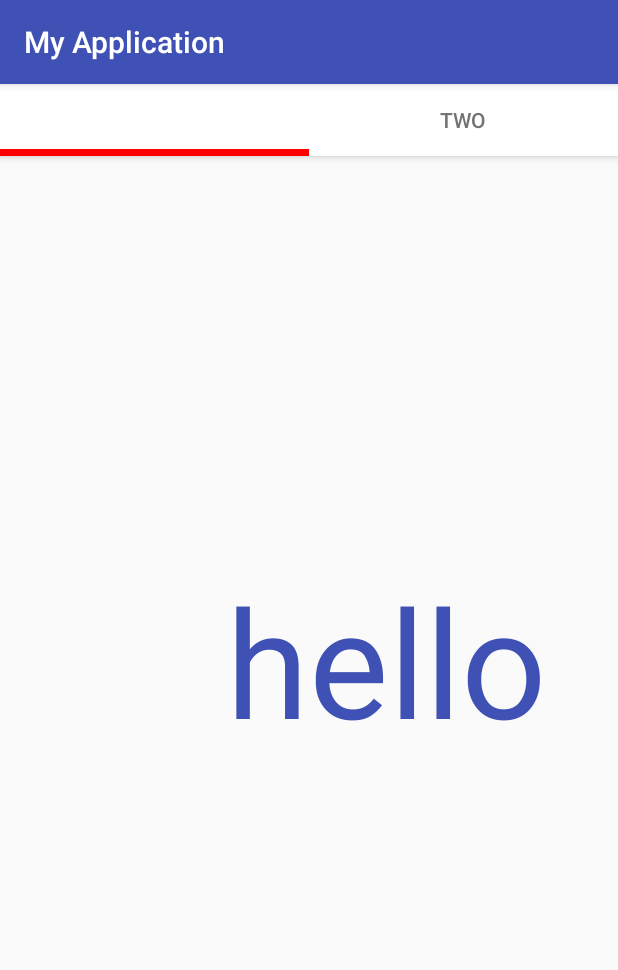
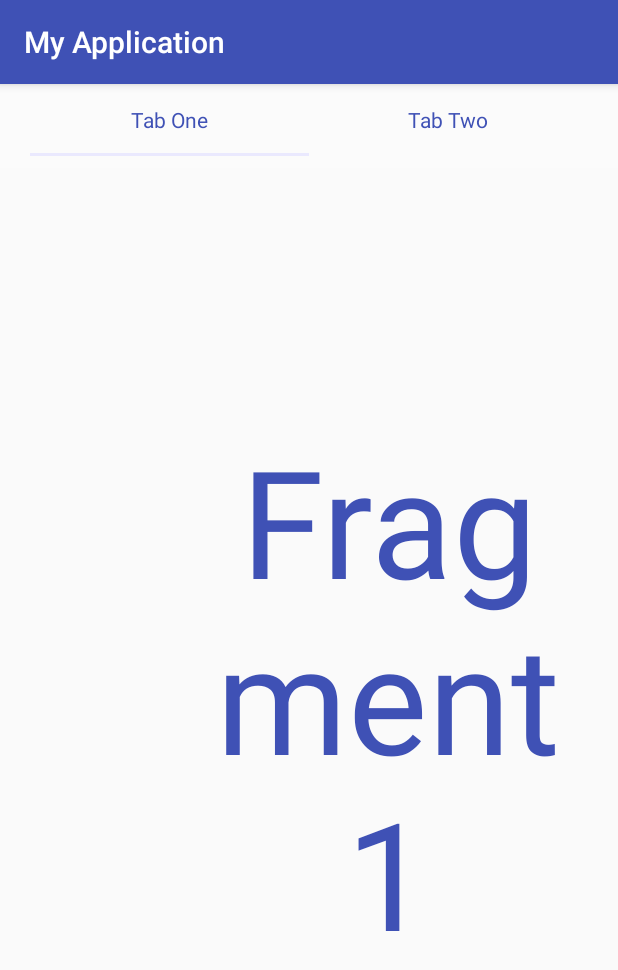
Before and after one commit to hangng/java_project, an Android app: the screen it shows after launch (FragmentMain before the commit, FragmentActivity after it), after a tap on "FRAGMENTS", on a phone screen of 412 x 824 dp. Shown: the top 970 px of the screen. Run offline under Robolectric (Android 15) with nearby library versions, the phone set to English and light mode, and no system bars.

Commit message:
fix - simplify code for opening fragments

```diff
--- a/app/src/main/AndroidManifest.xml
+++ b/app/src/main/AndroidManifest.xml
@@ -91,7 +91,7 @@
         <!-- </provider> -->
         <activity android:name=".MoviesApp" />
         <activity android:name=".UploadImage" />
-        <activity android:name=".FragmentMain" />
+        <activity android:name=".FragmentActivity" />
         <activity android:name=".ExpendableActivity">
             <intent-filter>
                 <action android:name="android.intent.action.VIEW" />
--- /dev/null
+++ b/app/src/main/java/com/example/n3333/myapplication/FragmentActivity.java
@@ -0,0 +1,134 @@
+package com.example.n3333.myapplication;
+
+import android.os.Bundle;
+import android.util.Log;
+import android.widget.TextView;
+
+import androidx.appcompat.app.AppCompatActivity;
+import androidx.appcompat.widget.Toolbar;
+import androidx.fragment.app.Fragment;
+import androidx.fragment.app.FragmentManager;
+import androidx.fragment.app.FragmentTransaction;
+
+import com.google.android.material.tabs.TabLayout;
+
+import fragments.FragmentOne;
+import fragments.FragmentTwo;
+
+public class FragmentActivity extends AppCompatActivity {
+    private TabLayout mTlTab;
+    private TextView  mTvTitle;
+    @Override
+    protected void onCreate(Bundle savedInstanceState) {
+        super.onCreate(savedInstanceState);
+        setContentView(R.layout.acitivity_fragment_main);
+
+        Toolbar toolbar = findViewById(R.id.toolbar);
+        mTvTitle = toolbar.findViewById(R.id.tv_title);
+        initCom();
+    }
+
+    private void initCom() {
+        mTlTab = (TabLayout) findViewById(R.id.tab);
+
+        replaceFragment(R.string.tab_one, FragmentOne.newInstance());
+
+        // Create a new Tab named "First"
+        TabLayout.Tab firstTab = mTlTab.newTab();
+        firstTab.setText(getString(R.string.tab_one)); // set the Text for the first Tab
+        mTlTab.addTab(firstTab); // add  the tab at in the TabLayout
+        // perfo
+
+
+        // Create a new Tab named "First"
+        TabLayout.Tab secTab = mTlTab.newTab();
+        secTab.setText(getString(R.string.tab_two)); // set the Text for the first Tab
+        mTlTab.addTab(secTab); // add  the tab at in the TabLayout
+        // perfo
+
+        mTlTab.setOnTabSelectedListener(mOnTabSelectedListener);
+    }
+
+
+    public void replaceFragment(int tag, Fragment fragment) {
+        FragmentTransaction frTransaction = getSupportFragmentManager().beginTransaction();
+        //frTransaction.setCustomAnimations(R.animator.slide_in_left, R.animator.slide_out_bottom, R.animator.slide_in_left, R.animator.slide_out_bottom);
+//        frTransaction.setCustomAnimations(R.anim.fade_in, R.anim.fade_out, R.anim.fade_in, R.anim.fade_out);
+        frTransaction.addToBackStack(getString(tag));
+        frTransaction.replace(R.id.fragment_container, fragment, getString(tag));
+        frTransaction.commit();
+    }
+
+    private TabLayout.OnTabSelectedListener mOnTabSelectedListener = new TabLayout.OnTabSelectedListener() {
+        @Override
+        public void onTabSelected(TabLayout.Tab tab) {
+            Bundle bundle = new Bundle();
+            clearStack();
+            switch (tab.getPosition()) {
+                case 0:
+
+                    popFragment(R.string.tab_two);
+                    replaceFragment(R.string.tab_one, FragmentOne.newInstance());
+//                    mTvTitle.setText(R.string.tab_one);
+                    break;
+
+                case 1:
+                    popFragment(R.string.tab_one);
+                    replaceFragment(R.string.tab_two, FragmentTwo.newInstance());
+//                    mTvTitle.setText(R.string.tab_two);
+                    break;
+            }
+        }
+
+        @Override
+        public void onTabUnselected(TabLayout.Tab tab) {
+
+        }
+
+        @Override
+        public void onTabReselected(TabLayout.Tab tab) {
+
+        }
+    };
+
+    public void clearStack() {
+        FragmentManager fragmentManager = getSupportFragmentManager();
+        fragmentManager.popBackStack(null, FragmentManager.POP_BACK_STACK_INCLUSIVE);
+    }
+
+    public void popFragment(int tagId) {
+        FragmentManager fragmentManager = getSupportFragmentManager();
+        fragmentManager.popBackStack(getString(tagId), 1);
+    }
+
+    public void onBackPressed() {
+
+        FragmentManager fm = getSupportFragmentManager();
+        Fragment fr;
+
+        fr = getActiveFragment();
+
+        if (fr != null) {
+            Log.i("", "Fr is not null");
+        } else {
+            Log.i("", "Fr is  null");
+            return;
+        }
+
+        if (fm.getBackStackEntryCount() != 1 || fm.getBackStackEntryCount() == 1) {
+            finish();
+        }
+
+        super.onBackPressed();
+    }
+
+    public Fragment getActiveFragment() {
+        if (getSupportFragmentManager().getBackStackEntryCount() == 0) {
+            return null;
+        }
+        String tag = getSupportFragmentManager().getBackStackEntryAt(getSupportFragmentManager().getBackStackEntryCount() - 1).getName();
+        return getSupportFragmentManager().findFragmentByTag(tag);
+    }
+
+
+}
--- a/app/src/main/java/com/example/n3333/myapplication/FragmentMain.java
+++ /dev/null
@@ -1,91 +0,0 @@
-package com.example.n3333.myapplication;
-
-import android.graphics.Color;
-import android.os.Bundle;
-import android.util.Log;
-import android.view.MotionEvent;
-import android.view.View;
-import android.widget.LinearLayout;
-
-import androidx.appcompat.app.AppCompatActivity;
-import androidx.fragment.app.Fragment;
-import androidx.fragment.app.FragmentManager;
-import androidx.fragment.app.FragmentPagerAdapter;
-import androidx.viewpager.widget.ViewPager;
-
-import com.google.android.material.tabs.TabLayout;
-
-import java.util.ArrayList;
-import java.util.List;
-
-public class FragmentMain extends AppCompatActivity {
-    private TabLayout tabLayout;
-    public ViewPager viewPager;
-
-    @Override
-    protected void onCreate(Bundle savedInstanceState) {
-        super.onCreate(savedInstanceState);
-        setContentView(R.layout.acitivity_fragment_main);
-
-
-        viewPager = (ViewPager) findViewById(R.id.viewpager);
-        setupViewPager(viewPager);
-
-        tabLayout = (TabLayout) findViewById(R.id.tabs);
-        tabLayout.setupWithViewPager(viewPager);
-
-        tabLayout.setSelectedTabIndicatorColor(Color.parseColor("#FF0000"));
-        tabLayout.setSelectedTabIndicatorHeight((int) (5 * getResources().getDisplayMetrics().density));
-        tabLayout.setBackgroundColor(Color.WHITE);
-        tabLayout.setTabTextColors(Color.parseColor("#727272"), Color.parseColor("#ffffff"));
-        LinearLayout tabStrip = ((LinearLayout) tabLayout.getChildAt(0));
-
-
-        Log.i("TAG","position = " + tabStrip.getChildCount());
-        for (int i = 0; i < tabStrip.getChildCount(); i++) {
-            tabStrip.getChildAt(i).setOnTouchListener(new View.OnTouchListener() {
-                @Override
-                public boolean onTouch(View v, MotionEvent event) {
-
-                    return true;
-                }
-            });
-        }
-    }
-
-    private void setupViewPager(ViewPager viewPager) {
-        ViewPagerAdapter adapter = new ViewPagerAdapter(getSupportFragmentManager());
-        adapter.addFragment(new FragmentOne(), "ONE");
-        adapter.addFragment(new FragmentTwo(), "TWO");
-        viewPager.setAdapter(adapter);
-    }
-
-    class ViewPagerAdapter extends FragmentPagerAdapter {
-        private final List<Fragment> mFragmentList = new ArrayList<>();
-        private final List<String> mFragmentTitleList = new ArrayList<>();
-
-        public ViewPagerAdapter(FragmentManager manager) {
-            super(manager);
-        }
-
-        @Override
-        public Fragment getItem(int position) {
-            return mFragmentList.get(position);
-        }
-
-        @Override
-        public int getCount() {
-            return mFragmentList.size();
-        }
-
-        public void addFragment(Fragment fragment, String title) {
-            mFragmentList.add(fragment);
-            mFragmentTitleList.add(title);
-        }
-
-        @Override
-        public CharSequence getPageTitle(int position) {
-            return mFragmentTitleList.get(position);
-        }
-    }
-}
--- a/app/src/main/java/com/example/n3333/myapplication/MainActivity.java
+++ b/app/src/main/java/com/example/n3333/myapplication/MainActivity.java
@@ -4,6 +4,7 @@ import android.content.Context;
 import android.content.Intent;
 import android.content.pm.PackageManager;
 import android.os.Bundle;
+import android.util.Log;
 import android.view.View;
 import android.widget.Button;
 
@@ -21,7 +22,8 @@ public class MainActivity extends AppCompatActivity implements View.OnClickListe
             btnFb, btnDb, btnNotify, btnSortingRv, btnFirebase, btnSurfaceView, btnBookLoading, btnDetectInstalledApp,
             btnClientList;
     Context context;
-
+    private static long mlLastClickTime;
+    private static int miLastClickViewId;
 
     protected void onCreate(Bundle savedInstanceState) {
         super.onCreate(savedInstanceState);
@@ -99,6 +101,9 @@ public class MainActivity extends AppCompatActivity implements View.OnClickListe
 
     @Override
     public void onClick(View v) {
+        if (isFastDoubleClick()) {
+            return;
+        }
 
         if (btnRecyclerV == v) {
             Intent recycler = new Intent(MainActivity.this, MoviesApp.class);
@@ -153,7 +158,7 @@ public class MainActivity extends AppCompatActivity implements View.OnClickListe
             Intent exp = new Intent(MainActivity.this, ExpendableActivity.class);
             startActivity(exp);
         } else if (btnFragment == v) {
-            Intent fm = new Intent(MainActivity.this, FragmentMain.class);
+            Intent fm = new Intent(MainActivity.this, FragmentActivity.class);
             startActivity(fm);
         } else if (btnDialog == v) {
             Intent dl = new Intent(MainActivity.this, DialogActivity.class);
@@ -229,4 +234,26 @@ public class MainActivity extends AppCompatActivity implements View.OnClickListe
         return found;
     }
 
+    public static boolean isFastDoubleClick() {
+        long time = System.currentTimeMillis();
+
+        Log.i("AcBase", "Math.abs(time - mlLastClickTime) = " + Math.abs(time - mlLastClickTime));
+        if (Math.abs(time - mlLastClickTime) < 500) {
+            return true;
+        }
+        mlLastClickTime = time;
+        return false;
+    }
+
+    public static boolean isFastDoubleClick(View view) {
+        long time = System.currentTimeMillis();
+
+        if (view.getId() == miLastClickViewId && Math.abs(time - mlLastClickTime) < 500) {
+            return true;
+        }
+        mlLastClickTime = time;
+        miLastClickViewId = view.getId();
+        return false;
+    }
+
 }
--- /dev/null
+++ b/app/src/main/java/fragments/FragmentOne.java
@@ -0,0 +1,52 @@
+package fragments;
+
+import android.animation.ValueAnimator;
+import android.os.Bundle;
+import android.view.LayoutInflater;
+import android.view.View;
+import android.view.ViewGroup;
+import android.widget.TextView;
+
+import androidx.fragment.app.Fragment;
+
+import com.example.n3333.myapplication.R;
+
+public class FragmentOne extends Fragment {
+
+    private TextView mTvTitle;
+
+    public static FragmentOne newInstance() {
+
+        Bundle args = new Bundle();
+        FragmentOne fragment = new FragmentOne();
+        fragment.setArguments(args);
+        return fragment;
+    }
+
+    @Override
+    public void onCreate(Bundle savedInstanceState) {
+        super.onCreate(savedInstanceState);
+    }
+
+    @Override
+    public View onCreateView(LayoutInflater inflater, ViewGroup container,
+                             Bundle savedInstanceState) {
+        View view = inflater.inflate(R.layout.frag1, container, false);
+        mTvTitle = view.findViewById(R.id.lblListHeader);
+        move(mTvTitle);
+        return view;
+    }
+
+    public static void move(final TextView view) {
+        ValueAnimator va = ValueAnimator.ofFloat(0f, 100f);
+        int mDuration = 3000; //in millis
+        va.setDuration(mDuration);
+        va.addUpdateListener(new ValueAnimator.AnimatorUpdateListener() {
+            public void onAnimationUpdate(ValueAnimator animation) {
+                view.setTranslationX((float) animation.getAnimatedValue());
+            }
+        });
+        va.setRepeatCount(5);
+        va.start();
+    }
+}
--- a/app/src/main/res/layout/acitivity_fragment_main.xml
+++ b/app/src/main/res/layout/acitivity_fragment_main.xml
@@ -5,23 +5,36 @@
     android:layout_width="match_parent"
     android:layout_height="match_parent">
 
-    <com.google.android.material.appbar.AppBarLayout
+    <include
+        android:id="@+id/toolbar"
+        layout="@layout/toolbar" />
+
+    <com.google.android.material.tabs.TabLayout
+        android:id="@+id/tab"
         android:layout_width="match_parent"
         android:layout_height="wrap_content"
-        android:theme="@style/ThemeOverlay.AppCompat.Dark.ActionBar">
+        android:layout_marginStart="20dp"
+        android:layout_marginEnd="20dp"
+        app:tabGravity="fill"
+        app:tabIndicatorColor="@color/blue_1"
+        app:tabMaxWidth="0dp"
+        app:tabMode="fixed"
+        app:tabSelectedTextColor="@color/colorPrimary"
+        app:tabTextAppearance="@android:style/TextAppearance.Widget.TabWidget"
+        app:tabTextColor="@color/colorPrimary" />
 
-    <com.google.android.material.tabs.TabLayout
-        android:id="@+id/tabs"
+    <RelativeLayout
         android:layout_width="match_parent"
-        android:layout_height="wrap_content"
-        app:tabGravity="fill"
-        app:tabMode="fixed"
-        app:tabSelectedTextColor="#000"
-        app:tabTextColor="#fff" />
-    </com.google.android.material.appbar.AppBarLayout>
+        android:layout_height="match_parent"
+        android:layout_below="@+id/tab">
 
-    <androidx.viewpager.widget.ViewPager
-        android:id="@+id/viewpager"
-        android:layout_width="match_parent"
-        android:layout_height="match_parent" />
+        <FrameLayout
+            android:id="@+id/fragment_container"
+            android:layout_width="match_parent"
+            android:layout_height="match_parent"
+            android:layout_margin="10dp"
+            app:layout_behavior="android.support.design.widget.AppBarLayout$ScrollingViewBehavior" />
+
+
+    </RelativeLayout>
 </RelativeLayout>
--- a/app/src/main/res/layout/frag1.xml
+++ b/app/src/main/res/layout/frag1.xml
@@ -12,7 +12,7 @@
         android:padding="20dp"
         android:gravity="center"
         android:textColor="@color/colorPrimary"
-        android:text="hello"
+        android:text="Fragment 1"
         android:textSize="100dp" />
 
 
--- /dev/null
+++ b/app/src/main/res/layout/toolbar.xml
@@ -0,0 +1,21 @@
+<?xml version="1.0" encoding="utf-8"?>
+<!--suppress AndroidDomInspection -->
+<androidx.appcompat.widget.Toolbar
+    xmlns:app="http://schemas.android.com/apk/res-auto"
+    android:id="@+id/toolbar"
+    android:layout_width="match_parent"
+    android:layout_height="?attr/actionBarSize"
+    android:background="@color/transparent"
+    xmlns:android="http://schemas.android.com/apk/res/android">
+
+    <TextView
+        android:id="@+id/tv_title"
+        android:layout_width="match_parent"
+        android:layout_height="match_parent"
+        android:layout_centerInParent="true"
+        android:gravity="center"
+        android:textSize="18dp"
+        android:textColor="@color/colorPrimary"/>
+
+
+</androidx.appcompat.widget.Toolbar>
--- a/app/src/main/res/values/strings.xml
+++ b/app/src/main/res/values/strings.xml
@@ -14,8 +14,12 @@
     <string name="facebook_app_id">355732528433221</string>
     <string name="fb_login_protocol_scheme">fb355732528433221</string>
     <string name="testing_ground">Testing Ground</string>
+    <string name="fragments">Fragments</string>
+    <string name="tab_one">Tab One</string>
+    <string name="tab_two">Tab Two</string>
     <!--<string name="facebook_app_id">463815637685013</string>-->
     <!--<string name="fb_login_protocol_scheme">fb463815637685013</string>-->
 
 
+
 </resources>
```
Also changed, not shown: app/src/main/java/com/example/n3333/myapplication/FragmentTwo.java (deleted, +0 -29 lines), app/src/main/java/com/example/n3333/myapplication/UploadImage.java (+93 -2 lines), app/src/main/java/fragments/FragmentTwo.java (renamed from app/src/main/java/com/example/n3333/myapplication/FragmentOne.java, +15 -5 lines), app/src/main/res/layout/frag2.xml (+12 -6 lines).
